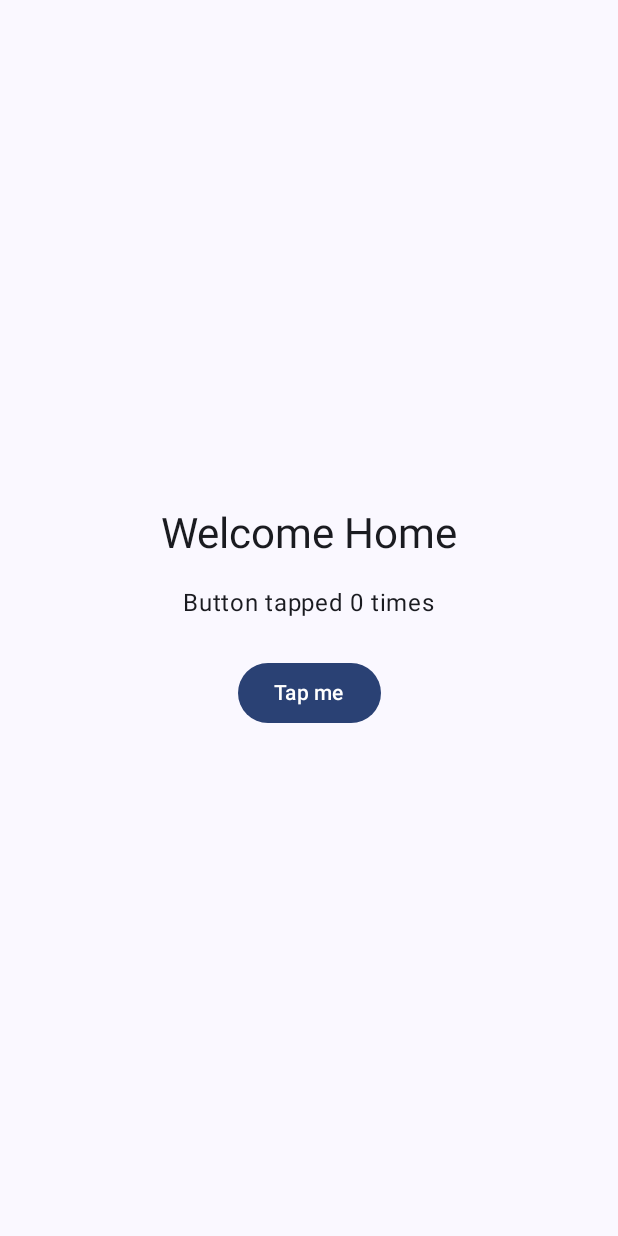
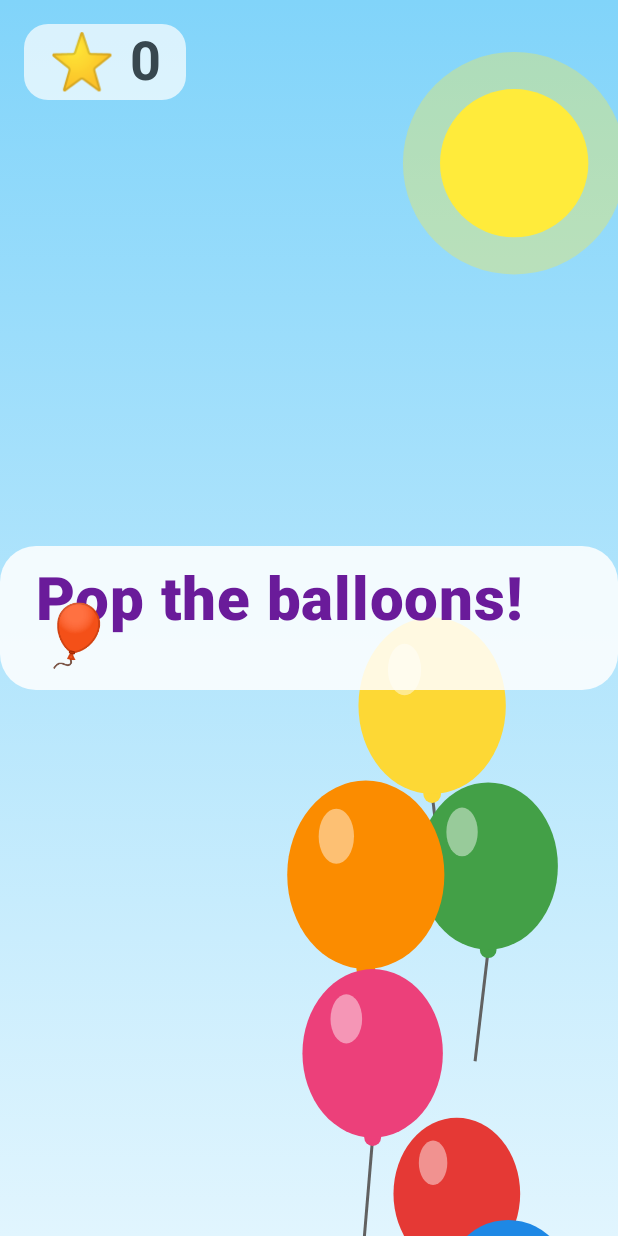
Before and after one commit to Baldissera88/Home, an Android app built with Jetpack Compose: the screen it shows after launch (MainActivity), on a phone screen of 412 x 824 dp. Run offline under Robolectric (Android 15) with nearby library versions, the phone set to English and light mode, and no system bars.

Commit message:
Turn the app into Balloon Pop, a tapping game for young kids
Balloons float up from the bottom; tapping one pops it with a burst of
confetti and a beep, and adds a star. Every 10 pops shows a cheer. No
fail state, big hit areas, gentle speed-up capped at a low level.

Co-Authored-By: Claude Opus 5.5 <noreply@anthropic.com>
Claude-Session: https://claude.ai/code/session_01TRPSEU6ZnNY5fwFRkvYVY8

```diff
--- a/app/src/main/AndroidManifest.xml
+++ b/app/src/main/AndroidManifest.xml
@@ -10,7 +10,8 @@
         android:theme="@style/Theme.Home">
         <activity
             android:name=".MainActivity"
-            android:exported="true">
+            android:exported="true"
+            android:screenOrientation="portrait">
             <intent-filter>
                 <action android:name="android.intent.action.MAIN" />
                 <category android:name="android.intent.category.LAUNCHER" />
--- a/app/src/main/java/com/baldissera/home/MainActivity.kt
+++ b/app/src/main/java/com/baldissera/home/MainActivity.kt
@@ -4,25 +4,7 @@ import android.os.Bundle
 import androidx.activity.ComponentActivity
 import androidx.activity.compose.setContent
 import androidx.activity.enableEdgeToEdge
-import androidx.compose.foundation.layout.Arrangement
-import androidx.compose.foundation.layout.Column
-import androidx.compose.foundation.layout.Spacer
-import androidx.compose.foundation.layout.fillMaxSize
-import androidx.compose.foundation.layout.height
-import androidx.compose.foundation.layout.padding
-import androidx.compose.material3.Button
-import androidx.compose.material3.Scaffold
-import androidx.compose.material3.Text
-import androidx.compose.material3.MaterialTheme
-import androidx.compose.runtime.Composable
-import androidx.compose.runtime.getValue
-import androidx.compose.runtime.mutableIntStateOf
-import androidx.compose.runtime.saveable.rememberSaveable
-import androidx.compose.runtime.setValue
-import androidx.compose.ui.Alignment
-import androidx.compose.ui.Modifier
-import androidx.compose.ui.tooling.preview.Preview
-import androidx.compose.ui.unit.dp
+import com.baldissera.home.game.BalloonGame
 import com.baldissera.home.ui.theme.HomeTheme
 
 class MainActivity : ComponentActivity() {
@@ -31,35 +13,8 @@ class MainActivity : ComponentActivity() {
         enableEdgeToEdge()
         setContent {
             HomeTheme {
-                Scaffold(modifier = Modifier.fillMaxSize()) { innerPadding ->
-                    HomeScreen(modifier = Modifier.padding(innerPadding))
-                }
+                BalloonGame()
             }
         }
     }
 }
-
-@Composable
-fun HomeScreen(modifier: Modifier = Modifier) {
-    var taps by rememberSaveable { mutableIntStateOf(0) }
-
-    Column(
-        modifier = modifier.fillMaxSize().padding(24.dp),
-        verticalArrangement = Arrangement.Center,
-        horizontalAlignment = Alignment.CenterHorizontally
-    ) {
-        Text("Welcome Home", style = MaterialTheme.typography.headlineMedium)
-        Spacer(Modifier.height(16.dp))
-        Text("Button tapped $taps times", style = MaterialTheme.typography.bodyLarge)
-        Spacer(Modifier.height(24.dp))
-        Button(onClick = { taps++ }) {
-            Text("Tap me")
-        }
-    }
-}
-
-@Preview(showBackground = true)
-@Composable
-fun HomeScreenPreview() {
-    HomeTheme { HomeScreen() }
-}
--- /dev/null
+++ b/app/src/main/java/com/baldissera/home/game/BalloonGame.kt
@@ -0,0 +1,256 @@
+package com.baldissera.home.game
+
+import android.media.AudioManager
+import android.media.ToneGenerator
+import androidx.compose.animation.AnimatedVisibility
+import androidx.compose.animation.fadeIn
+import androidx.compose.animation.fadeOut
+import androidx.compose.animation.scaleIn
+import androidx.compose.foundation.Canvas
+import androidx.compose.foundation.background
+import androidx.compose.foundation.gestures.detectTapGestures
+import androidx.compose.foundation.layout.Box
+import androidx.compose.foundation.layout.fillMaxSize
+import androidx.compose.foundation.layout.padding
+import androidx.compose.foundation.layout.statusBarsPadding
+import androidx.compose.foundation.shape.RoundedCornerShape
+import androidx.compose.material3.Text
+import androidx.compose.runtime.Composable
+import androidx.compose.runtime.DisposableEffect
+import androidx.compose.runtime.LaunchedEffect
+import androidx.compose.runtime.getValue
+import androidx.compose.runtime.mutableIntStateOf
+import androidx.compose.runtime.mutableLongStateOf
+import androidx.compose.runtime.mutableStateListOf
+import androidx.compose.runtime.mutableStateOf
+import androidx.compose.runtime.remember
+import androidx.compose.runtime.setValue
+import androidx.compose.runtime.withFrameNanos
+import androidx.compose.ui.Alignment
+import androidx.compose.ui.Modifier
+import androidx.compose.ui.geometry.Offset
+import androidx.compose.ui.geometry.Size
+import androidx.compose.ui.graphics.Brush
+import androidx.compose.ui.graphics.Color
+import androidx.compose.ui.graphics.drawscope.DrawScope
+import androidx.compose.ui.input.pointer.pointerInput
+import androidx.compose.ui.layout.onSizeChanged
+import androidx.compose.ui.text.font.FontWeight
+import androidx.compose.ui.unit.IntSize
+import androidx.compose.ui.unit.dp
+import androidx.compose.ui.unit.sp
+import kotlin.math.PI
+import kotlin.math.cos
+import kotlin.math.min
+import kotlin.math.sin
+import kotlin.random.Random
+
+private val balloonColors = listOf(
+    Color(0xFFE53935), // red
+    Color(0xFFFB8C00), // orange
+    Color(0xFFFDD835), // yellow
+    Color(0xFF43A047), // green
+    Color(0xFF1E88E5), // blue
+    Color(0xFF8E24AA), // purple
+    Color(0xFFEC407A), // pink
+)
+
+private val cheers = listOf("Great job! 🎉", "Awesome! ⭐", "Super! 🚀", "Wow! 🌈", "You rock! 🦖")
+
+private data class Balloon(
+    val baseX: Float,
+    val y: Float,
+    val radius: Float,
+    val color: Color,
+    val speed: Float,
+    val age: Float = 0f,
+    val wobblePhase: Float = Random.nextFloat() * 2f * PI.toFloat(),
+) {
+    val x: Float get() = baseX + sin(age * 2f + wobblePhase) * radius * 0.3f
+}
+
+private data class Pop(val x: Float, val y: Float, val radius: Float, val color: Color, val startNanos: Long)
+
+private const val POP_DURATION_NANOS = 500_000_000L
+
+@Composable
+fun BalloonGame(modifier: Modifier = Modifier) {
+    val balloons = remember { mutableStateListOf<Balloon>() }
+    val pops = remember { mutableStateListOf<Pop>() }
+    var score by remember { mutableIntStateOf(0) }
+    var frameTime by remember { mutableLongStateOf(0L) }
+    var canvasSize by remember { mutableStateOf(IntSize.Zero) }
+    var cheer by remember { mutableStateOf<String?>(null) }
+
+    val tone = remember { runCatching { ToneGenerator(AudioManager.STREAM_MUSIC, 70) }.getOrNull() }
+    DisposableEffect(Unit) { onDispose { tone?.release() } }
+
+    // Game loop: move balloons up, spawn new ones, clean up finished pops.
+    LaunchedEffect(canvasSize) {
+        if (canvasSize == IntSize.Zero) return@LaunchedEffect
+        val w = canvasSize.width.toFloat()
+        val h = canvasSize.height.toFloat()
+        var last = withFrameNanos { it }
+        var untilSpawn = 0f
+        while (true) {
+            withFrameNanos { now ->
+                val dt = ((now - last) / 1_000_000_000f).coerceAtMost(0.05f)
+                last = now
+                frameTime = now
+
+                for (i in balloons.indices.reversed()) {
+                    val b = balloons[i]
+                    val ny = b.y - b.speed * dt
+                    if (ny < -b.radius * 3f) balloons.removeAt(i)
+                    else balloons[i] = b.copy(y = ny, age = b.age + dt)
+                }
+
+                untilSpawn -= dt
+                if (untilSpawn <= 0f && balloons.size < 8) {
+                    val radius = min(w, h) * Random.nextDouble(0.09, 0.13).toFloat()
+                    // Gets a little faster as the score grows, but stays gentle.
+                    val speedFactor = 0.12f + min(score, 60) * 0.002f
+                    balloons += Balloon(
+                        baseX = Random.nextFloat() * (w - 2.6f * radius) + 1.3f * radius,
+                        y = h + radius * 1.5f,
+                        radius = radius,
+                        color = balloonColors.random(),
+                        speed = h * speedFactor * Random.nextDouble(0.8, 1.2).toFloat(),
+                    )
+                    untilSpawn = Random.nextDouble(0.6, 1.2).toFloat()
+                }
+
+                pops.removeAll { now - it.startNanos > POP_DURATION_NANOS }
+            }
+        }
+    }
+
+    LaunchedEffect(cheer) {
+        if (cheer != null) {
+            kotlinx.coroutines.delay(1500)
+            cheer = null
+        }
+    }
+
+    Box(
+        modifier = modifier
+            .fillMaxSize()
+            .background(Brush.verticalGradient(listOf(Color(0xFF81D4FA), Color(0xFFE1F5FE))))
+    ) {
+        Canvas(
+            modifier = Modifier
+                .fillMaxSize()
+                .onSizeChanged { canvasSize = it }
+                .pointerInput(Unit) {
+                    detectTapGestures { tap ->
+                        // Check the front-most balloon first; generous hit area for small fingers.
+                        val hit = balloons.indices.reversed().firstOrNull { i ->
+                            val b = balloons[i]
+                            val dx = tap.x - b.x
+                            val dy = (tap.y - b.y) / 1.2f
+                            dx * dx + dy * dy <= (b.radius * 1.25f) * (b.radius * 1.25f)
+                        }
+                        if (hit != null) {
+                            val b = balloons.removeAt(hit)
+                            pops += Pop(b.x, b.y, b.radius, b.color, frameTime)
+                            score++
+                            tone?.startTone(ToneGenerator.TONE_PROP_BEEP, 60)
+                            if (score % 10 == 0) cheer = cheers.random()
+                        }
+                    }
+                }
+        ) {
+            drawSun()
+            balloons.forEach { drawBalloon(it) }
+            pops.forEach { drawPop(it, frameTime) }
+        }
+
+        Text(
+            text = "⭐ $score",
+            fontSize = 36.sp,
+            fontWeight = FontWeight.Bold,
+            color = Color(0xFF37474F),
+            modifier = Modifier
+                .align(Alignment.TopStart)
+                .statusBarsPadding()
+                .padding(16.dp)
+                .background(Color.White.copy(alpha = 0.7f), RoundedCornerShape(16.dp))
+                .padding(horizontal = 16.dp, vertical = 4.dp)
+        )
+
+        AnimatedVisibility(
+            visible = score == 0,
+            enter = fadeIn(),
+            exit = fadeOut(),
+            modifier = Modifier.align(Alignment.Center),
+        ) {
+            BigLabel("Pop the balloons! 🎈")
+        }
+
+        AnimatedVisibility(
+            visible = cheer != null,
+            enter = fadeIn() + scaleIn(),
+            exit = fadeOut(),
+            modifier = Modifier.align(Alignment.Center),
+        ) {
+            BigLabel(cheer ?: "")
+        }
+    }
+}
+
+@Composable
+private fun BigLabel(text: String) {
+    Text(
+        text = text,
+        fontSize = 40.sp,
+        fontWeight = FontWeight.ExtraBold,
+        color = Color(0xFF6A1B9A),
+        modifier = Modifier
+            .background(Color.White.copy(alpha = 0.85f), RoundedCornerShape(24.dp))
+            .padding(horizontal = 24.dp, vertical = 12.dp)
+    )
+}
+
+private fun DrawScope.drawSun() {
+    val r = size.minDimension * 0.12f
+    val center = Offset(size.width - r * 1.4f, r * 2.2f)
+    drawCircle(Color(0x55FFEB3B), radius = r * 1.5f, center = center)
+    drawCircle(Color(0xFFFFEB3B), radius = r, center = center)
+}
+
+private fun DrawScope.drawBalloon(b: Balloon) {
+    val w = b.radius * 2f
+    val h = b.radius * 2.4f
+    val top = Offset(b.x - b.radius, b.y - h / 2f)
+    // String
+    drawLine(
+        color = Color(0xFF616161),
+        start = Offset(b.x, b.y + h / 2f),
+        end = Offset(b.x + sin(b.age * 3f) * b.radius * 0.2f, b.y + h / 2f + b.radius * 1.6f),
+        strokeWidth = 3f,
+    )
+    // Knot
+    drawCircle(b.color, radius = b.radius * 0.12f, center = Offset(b.x, b.y + h / 2f))
+    // Body and shine
+    drawOval(b.color, topLeft = top, size = Size(w, h))
+    drawOval(
+        Color.White.copy(alpha = 0.45f),
+        topLeft = Offset(b.x - b.radius * 0.6f, b.y - h * 0.35f),
+        size = Size(b.radius * 0.45f, b.radius * 0.7f),
+    )
+}
+
+private fun DrawScope.drawPop(p: Pop, now: Long) {
+    val t = ((now - p.startNanos).toFloat() / POP_DURATION_NANOS).coerceIn(0f, 1f)
+    val alpha = 1f - t
+    val spread = p.radius * (0.5f + t * 1.5f)
+    for (i in 0 until 10) {
+        val angle = i * (2f * PI.toFloat() / 10f)
+        val color = if (i % 2 == 0) p.color else Color(0xFFFFD54F)
+        drawCircle(
+            color.copy(alpha = alpha),
+            radius = p.radius * 0.18f * (1f - t * 0.5f),
+            center = Offset(p.x + cos(angle) * spread, p.y + sin(angle) * spread),
+        )
+    }
+}
--- a/app/src/main/res/values/strings.xml
+++ b/app/src/main/res/values/strings.xml
@@ -1,3 +1,3 @@
 <resources>
-    <string name="app_name">Home</string>
+    <string name="app_name">Balloon Pop</string>
 </resources>
```
Also changed, not shown: 1 other file.
